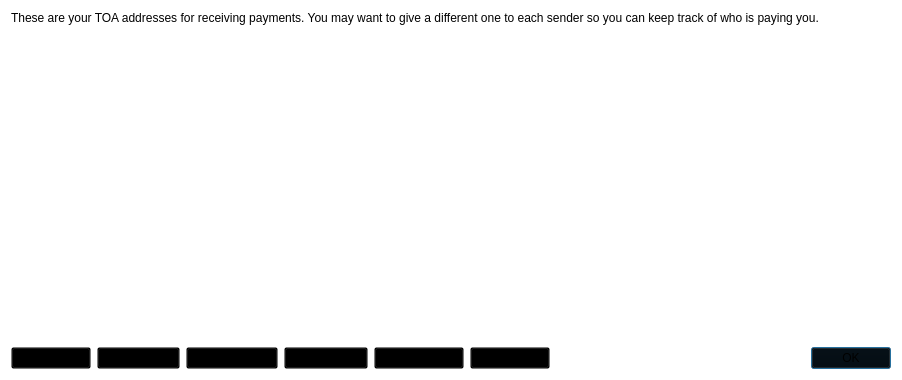
First picture: the form in src/qt/forms/addressbookpage.ui, repository toacoin/TOA, before the edit.
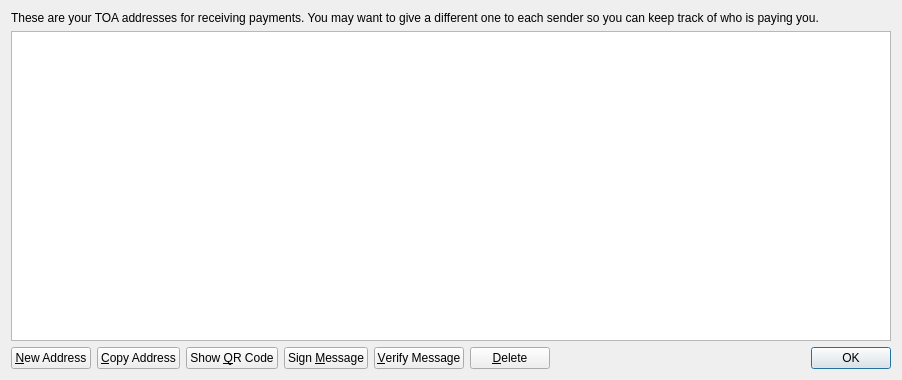
Second picture: the form after the edit. Icons and pictures are not drawn.

```diff
--- a/src/qt/forms/addressbookpage.ui
+++ b/src/qt/forms/addressbookpage.ui
@@ -14,7 +14,7 @@
    <string>Address Book</string>
   </property>
   <property name="styleSheet">
-   <string notr="true">background: transparent;</string>
+   <string notr="true"/>
   </property>
   <layout class="QVBoxLayout" name="verticalLayout">
    <item>
```
